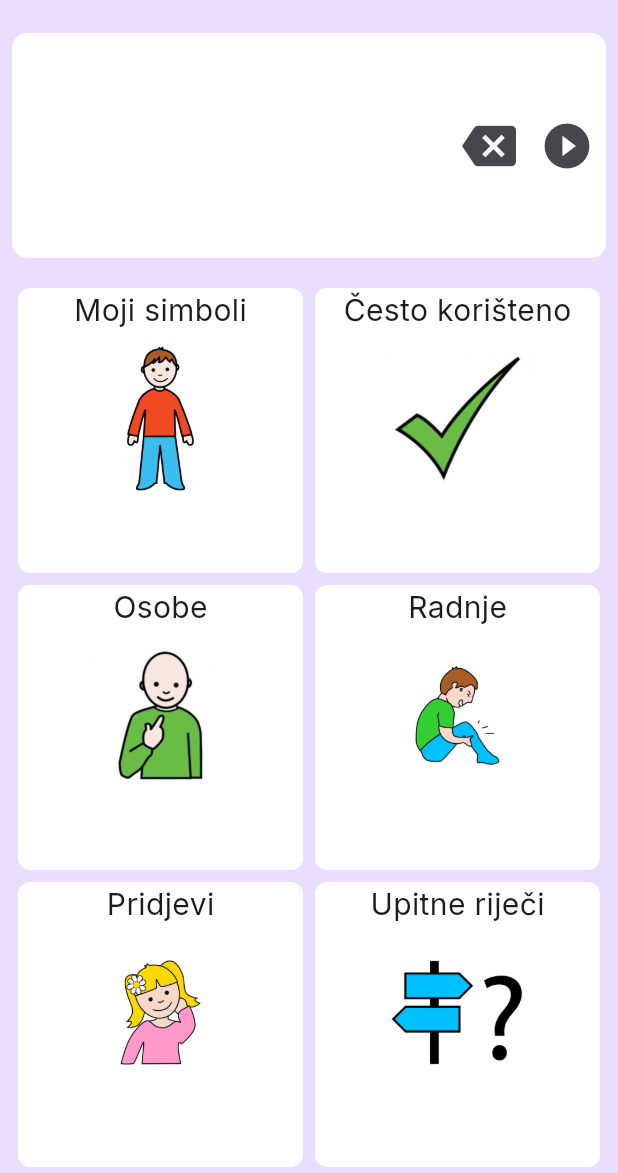
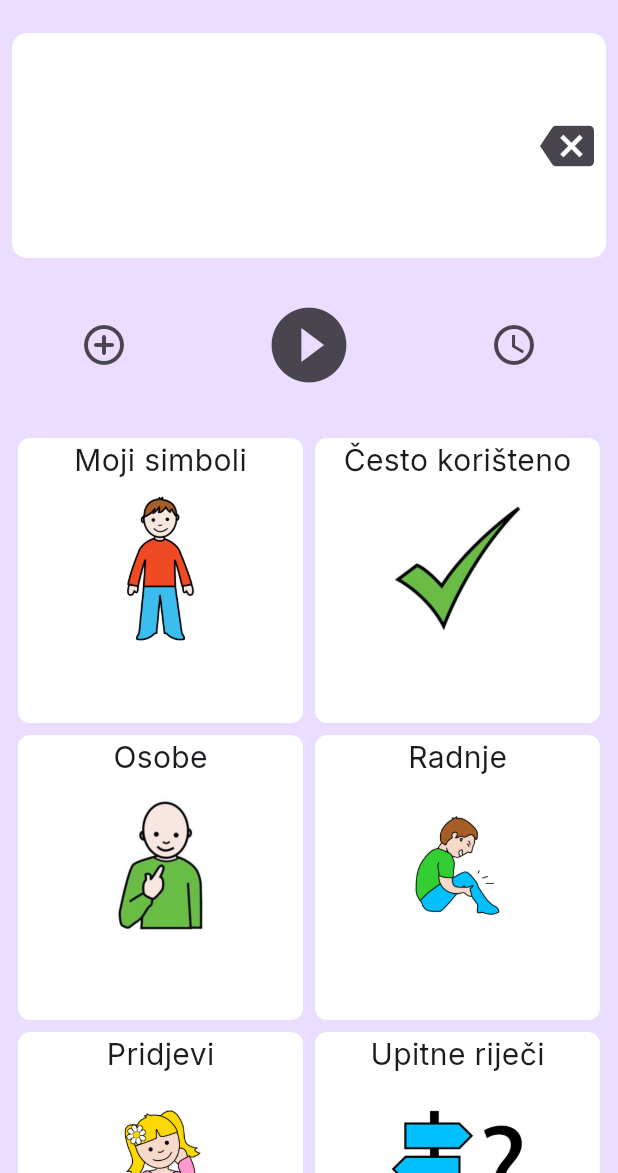
Before and after one commit to mizolf/AAKomunikacija, a Flutter app: the HomeScreen screen opened directly, on a phone screen of 412 x 824 dp, the part 63-1236 px from its top. Run offline on Flutter 3.47's test engine with Material 3 defaults, Android fonts, the phone set to English and light mode, and no system bars; our stand-ins replace cloud_firestore, firebase_auth, firebase_core, flutter_tts, google_fonts, image_picker; accounts and stored records are empty.

Commit message:
Dodane kontrole

```diff
--- a/lib/main.dart
+++ b/lib/main.dart
@@ -30,7 +30,7 @@ class App extends StatelessWidget {
         ),
         textTheme: GoogleFonts.interTextTheme(),
       ),
-      home: const WidgetTree(),
+      home: const HomeScreen(),
     );
   }
 }
--- a/lib/screen/home.dart
+++ b/lib/screen/home.dart
@@ -265,20 +265,6 @@ class _HomeScreenState extends State<HomeScreen> {
                 },
               ),
               ListTile(
-                leading: const Icon(Icons.add_circle_outline_outlined),
-                title: Text(
-                  'DODAJ SVOJ SIMBOL',
-                  style: const TextStyle().copyWith(fontSize: 18),
-                ),
-                onTap: () {
-                  Navigator.of(context).push(
-                    MaterialPageRoute(
-                      builder: (context) => const AddPictogramScreen(),
-                    ),
-                  );
-                },
-              ),
-              ListTile(
                 leading: const Icon(Icons.info_outlined),
                 title: Text(
                   'O APLIKACIJI',
@@ -337,18 +323,42 @@ class _HomeScreenState extends State<HomeScreen> {
                           icon: const Icon(
                             Icons.backspace,
                             size: 36,
-                            )),
+                          ),
+                        ),
+                      ],
+                    ),
+                  ),
+                ],
+              ),
+            ),
+            Container(
+              padding: const EdgeInsets.all(8.0),
+              height: 100,
+              child: Row(
+                mainAxisAlignment: MainAxisAlignment.spaceAround,
+                children: [
+                  IconButton(
+                    onPressed: () {
+                      Navigator.of(context).push(
+                        MaterialPageRoute(
+                          builder: (context) => const AddPictogramScreen(),
+                        ),
+                      );
+                    },
+                    icon:
+                        const Icon(Icons.add_circle_outline_rounded, size: 32),
+                  ),
                   IconButton(
                     onPressed: () {
                       _playSentence(sentence);
                     },
-                            icon: const Icon(
-                              Icons.play_circle_fill,
-                              size: 36,
-                            )),
-                      ],
+                    icon:
+                        const Icon(Icons.play_circle_filled_outlined, size: 60),
                   ),
-                  ),
+                  IconButton(
+                    onPressed: () {},
+                    icon: const Icon(Icons.access_time, size: 32),
+                  )
                 ],
               ),
             ),
```
Lines whose indentation alone changed are shown as unchanged.
